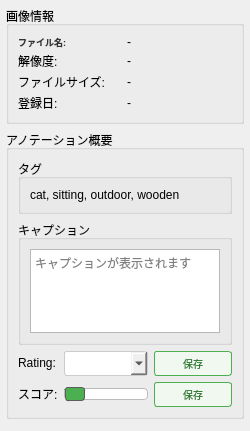
First picture: the form in src/lorairo/gui/designer/SelectedImageDetailsWidget.ui, repository NEXTAltair/LoRAIro, before the edit.
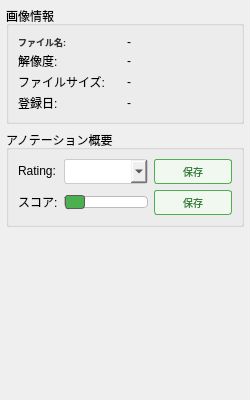
Second picture: the form after the edit. Custom widgets are drawn as their Qt base class.

Commit message:
fix: resolve UI duplication in SelectedImageDetailsWidget
- Remove duplicate tags/caption display from UI file
- Unify annotation display through AnnotationDataDisplayWidget
- Maintain Rating/Score functionality
- Update tests for new UI structure

🤖 Generated with [Claude Code](https://claude.ai/code)

```diff
--- a/src/lorairo/gui/designer/SelectedImageDetailsWidget.ui
+++ b/src/lorairo/gui/designer/SelectedImageDetailsWidget.ui
@@ -157,56 +157,6 @@
       <string>アノテーション概要</string>
      </property>
      <layout class="QVBoxLayout" name="verticalLayoutAnnotationSummary">
-      <item>
-       <widget class="QGroupBox" name="groupBoxTags">
-        <property name="title">
-         <string>タグ</string>
-        </property>
-        <layout class="QVBoxLayout" name="verticalLayoutTags">
-         <item>
-          <widget class="QLabel" name="labelTagsContent">
-           <property name="text">
-            <string>cat, sitting, outdoor, wooden</string>
-           </property>
-           <property name="wordWrap">
-            <bool>true</bool>
-           </property>
-           <property name="sizePolicy">
-            <sizepolicy hsizetype="Preferred" vsizetype="Fixed">
-             <horstretch>0</horstretch>
-             <verstretch>0</verstretch>
-            </sizepolicy>
-           </property>
-          </widget>
-         </item>
-        </layout>
-       </widget>
-      </item>
-      <item>
-       <widget class="QGroupBox" name="groupBoxCaptions">
-        <property name="title">
-         <string>キャプション</string>
-        </property>
-        <layout class="QVBoxLayout" name="verticalLayoutCaptions">
-         <item>
-          <widget class="QTextEdit" name="textEditCaptionsContent">
-           <property name="sizePolicy">
-            <sizepolicy hsizetype="Expanding" vsizetype="Expanding">
-             <horstretch>0</horstretch>
-             <verstretch>1</verstretch>
-            </sizepolicy>
-           </property>
-           <property name="readOnly">
-            <bool>true</bool>
-           </property>
-           <property name="placeholderText">
-            <string>キャプションが表示されます</string>
-           </property>
-          </widget>
-         </item>
-        </layout>
-       </widget>
-      </item>
       <item>
        <layout class="QGridLayout" name="gridLayoutRatingScore">
         <item row="0" column="0">
```
The commit also changes 1 other file.
